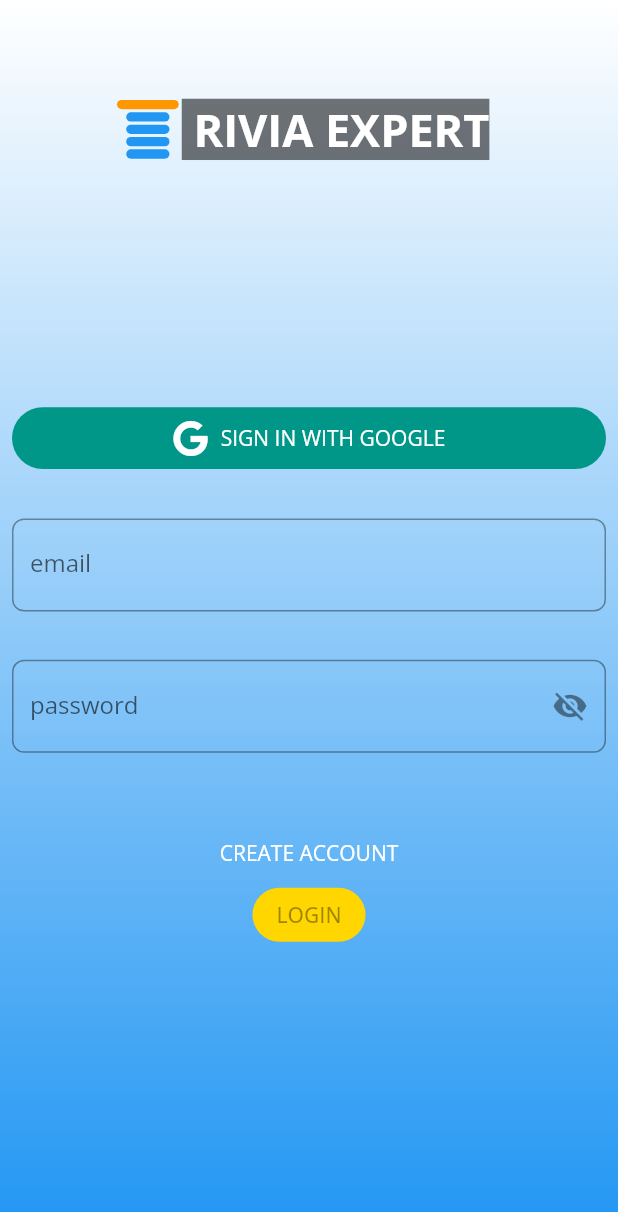
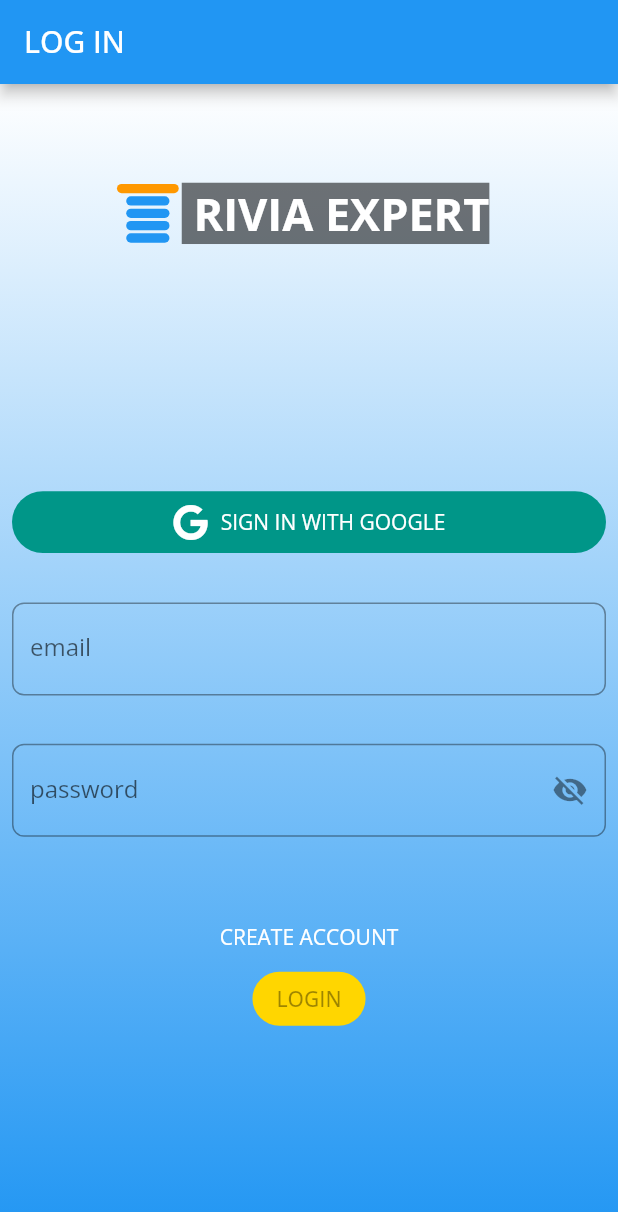
Before and after one commit to chibikes/trivia_expert_app, a Flutter app: the screen it shows after launch, on a phone screen of 412 x 824 dp. Shown: the top 1212 px of the screen. Run offline on Flutter 3.47's test engine with Material 2 defaults, Android fonts, the phone set to English and light mode, and no system bars; our stand-ins replace audioplayers, badges, bloc, cached_network_image, cloud_firestore, equatable and 17 more; missing offline and left inert: dart:ffi, pedantic; accounts and stored records are empty; generated files the repository leaves out were written again; network calls fail.

Commit message:
Add an app bar

```diff
--- a/lib/login/view/login_page.dart
+++ b/lib/login/view/login_page.dart
@@ -11,20 +11,24 @@
   @override
   Widget build(BuildContext context) {
     return Scaffold(
+      appBar: AppBar(
+        title: Text('LOG IN'),
+      ),
       body: Container(
         height: MediaQuery.of(context).size.height,
         width: MediaQuery.of(context).size.width,
         decoration: BoxDecoration(
-          gradient: LinearGradient(begin:Alignment.topCenter, end:Alignment.bottomCenter,colors: [Colors.white, Colors.blue], ),
-
+          gradient: LinearGradient(
+            begin: Alignment.topCenter,
+            end: Alignment.bottomCenter,
+            colors: [Colors.white, Colors.blue],
+          ),
         ),
         child: Padding(
           padding: const EdgeInsets.all(8.0),
           child: BlocProvider(
             create: (_) => LoginCubit(context.read<AuthenticationRepository>()),
-            child: LoginForm(
-
-            ),
+            child: LoginForm(),
           ),
         ),
       ),
```
